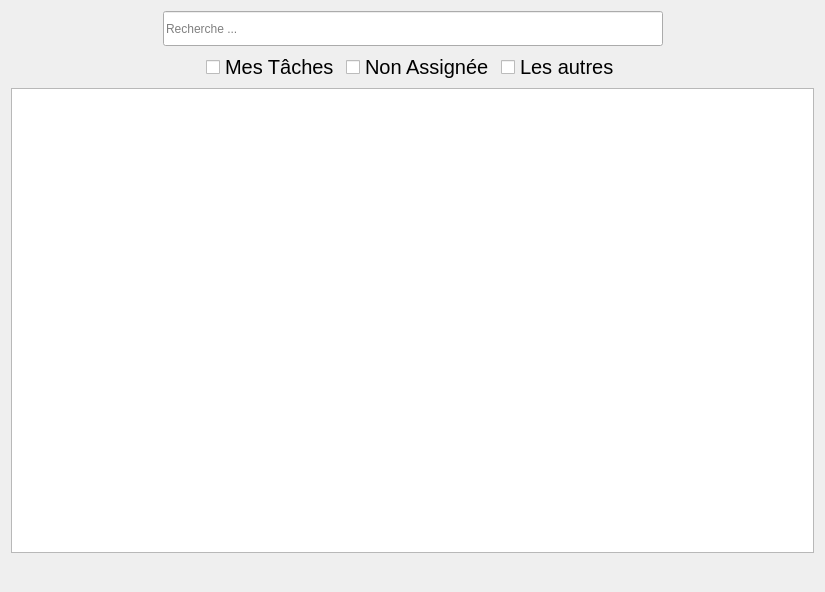
Before: the Qt Designer form App/Juntos/uitask.ui in workspacerg/Juntos, drawn with Qt 5.
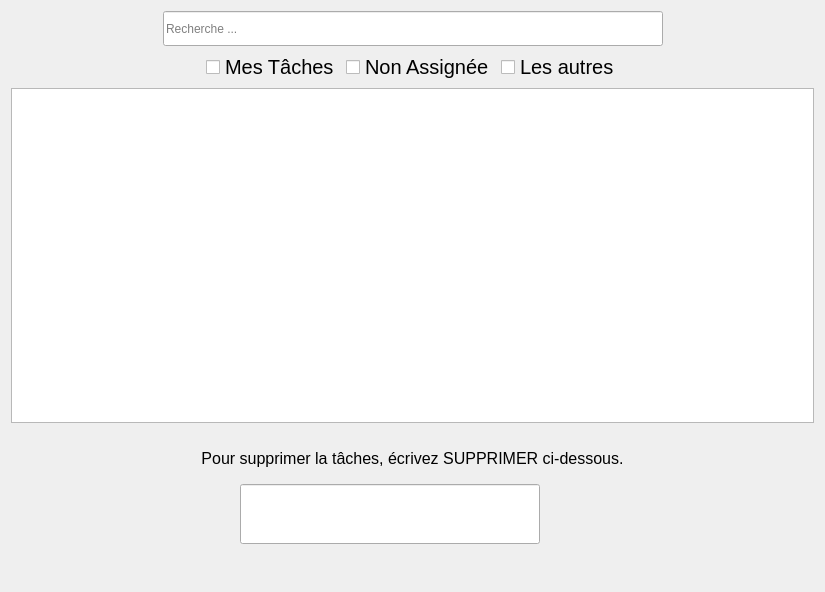
After: the same form once the commit is applied. Icons and pictures are not drawn.

```diff
--- a/App/Juntos/uitask.ui
+++ b/App/Juntos/uitask.ui
@@ -13,7 +13,7 @@
   <property name="windowTitle">
    <string>Form</string>
   </property>
-  <layout class="QVBoxLayout" name="verticalLayout">
+  <layout class="QVBoxLayout" name="verticalLayout_2">
    <item>
     <layout class="QHBoxLayout" name="horizontalLayout_2">
      <item>
@@ -148,6 +148,104 @@
      </property>
     </widget>
    </item>
+   <item>
+    <widget class="QWidget" name="delBox" native="true">
+     <layout class="QVBoxLayout" name="verticalLayout">
+      <item>
+       <widget class="QLabel" name="label">
+        <property name="minimumSize">
+         <size>
+          <width>0</width>
+          <height>40</height>
+         </size>
+        </property>
+        <property name="font">
+         <font>
+          <pointsize>12</pointsize>
+         </font>
+        </property>
+        <property name="text">
+         <string>Pour supprimer la tâches, écrivez SUPPRIMER ci-dessous.</string>
+        </property>
+        <property name="alignment">
+         <set>Qt::AlignCenter</set>
+        </property>
+       </widget>
+      </item>
+      <item>
+       <layout class="QHBoxLayout" name="horizontalLayout_4">
+        <item>
+         <spacer name="horizontalSpacer_7">
+          <property name="orientation">
+           <enum>Qt::Horizontal</enum>
+          </property>
+          <property name="sizeHint" stdset="0">
+           <size>
+            <width>40</width>
+            <height>20</height>
+           </size>
+          </property>
+         </spacer>
+        </item>
+        <item>
+         <widget class="QLineEdit" name="delLine">
+          <property name="minimumSize">
+           <size>
+            <width>300</width>
+            <height>60</height>
+           </size>
+          </property>
+          <property name="maximumSize">
+           <size>
+            <width>300</width>
+            <height>60</height>
+           </size>
+          </property>
+          <property name="font">
+           <font>
+            <pointsize>13</pointsize>
+           </font>
+          </property>
+         </widget>
+        </item>
+        <item>
+         <widget class="QPushButton" name="confirmDel">
+          <property name="text">
+           <string/>
+          </property>
+          <property name="icon">
+           <iconset resource="Images.qrc">
+            <normaloff>:/new/MenuInterface/Ressouces/dnd-512.png</normaloff>:/new/MenuInterface/Ressouces/dnd-512.png</iconset>
+          </property>
+          <property name="iconSize">
+           <size>
+            <width>40</width>
+            <height>40</height>
+           </size>
+          </property>
+          <property name="flat">
+           <bool>true</bool>
+          </property>
+         </widget>
+        </item>
+        <item>
+         <spacer name="horizontalSpacer_8">
+          <property name="orientation">
+           <enum>Qt::Horizontal</enum>
+          </property>
+          <property name="sizeHint" stdset="0">
+           <size>
+            <width>40</width>
+            <height>20</height>
+           </size>
+          </property>
+         </spacer>
+        </item>
+       </layout>
+      </item>
+     </layout>
+    </widget>
+   </item>
    <item>
     <layout class="QHBoxLayout" name="horizontalLayout_3">
      <item>
```
Left out of the diff: 6 changed lines with no effect on the pictures.
